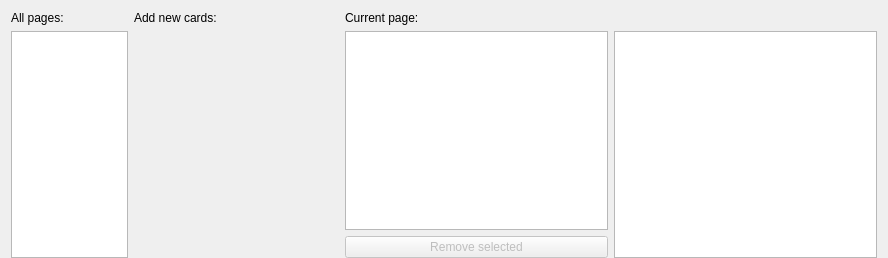
luziferius/MTGProxyPrinter, file mtg_proxy_printer/resources/ui/central_widget/columnar.ui: the form before one commit.
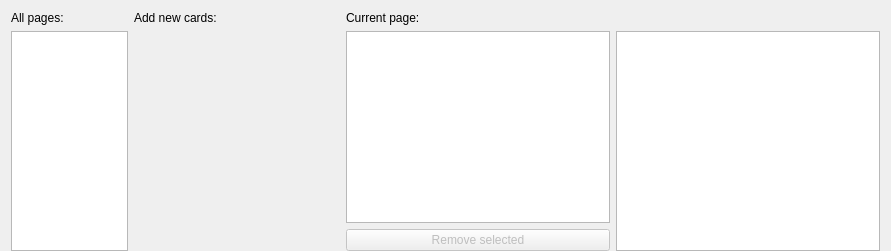
The form after the commit. Icons and pictures are not drawn. Custom widgets are drawn as their Qt base class.

Commit message:
UI: Enable Drag&Drop in the page overview QListViews
FossilOrigin-Name: 335e6922731982df7bdf40db34603a01700489f1ba3d86a919824a978e3a5717

The edit to the form file:
```diff
--- a/mtg_proxy_printer/resources/ui/central_widget/columnar.ui
+++ b/mtg_proxy_printer/resources/ui/central_widget/columnar.ui
@@ -2,14 +2,6 @@
 <ui version="4.0">
  <class>ColumnarCentralWidget</class>
  <widget class="QWidget" name="ColumnarCentralWidget">
-  <property name="geometry">
-   <rect>
-    <x>0</x>
-    <y>0</y>
-    <width>888</width>
-    <height>258</height>
-   </rect>
-  </property>
   <layout class="QGridLayout" name="gridLayout">
    <property name="bottomMargin">
     <number>0</number>
```
Left out of the diff: 72 changed lines with no effect on the pictures. The commit also changes 2 other files.
